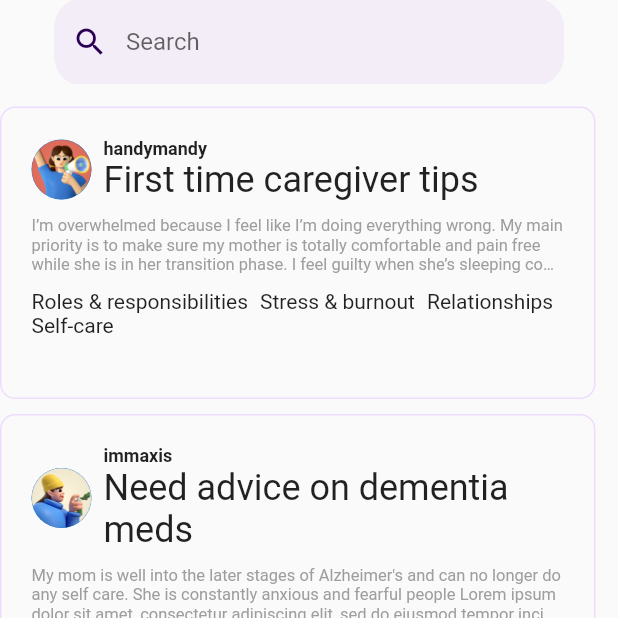
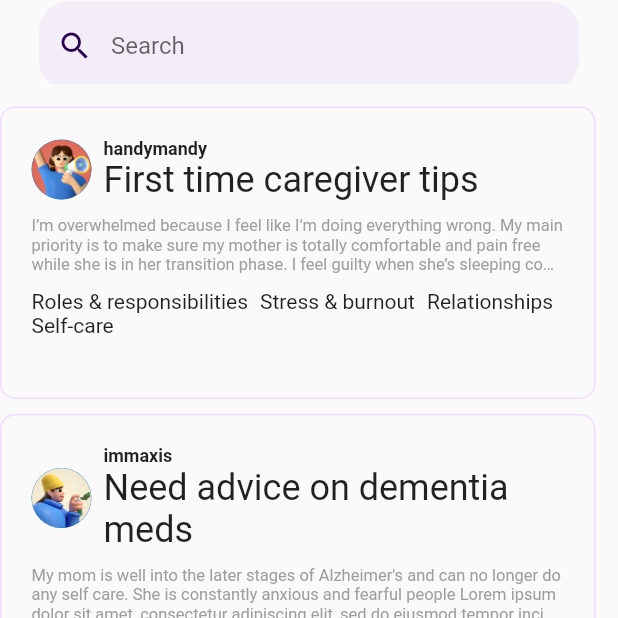
Before and after one commit to anyuzie/anyu_vicky_attempts, a Flutter app: the screen it shows after launch, on a phone screen of 412 x 824 dp, the top half of it. Run offline on Flutter 3.47's test engine with Material 2 defaults, Android fonts, the phone set to English and light mode, and no system bars; our stand-ins replace equatable.

Commit message:
minor changes

```diff
--- a/lib/screens/home_screen.dart
+++ b/lib/screens/home_screen.dart
@@ -24,7 +24,7 @@ class _HomeScreenState extends State<HomeScreen> {
         backgroundColor: Colors.transparent,
         elevation: 0,
         title: Padding(
-          padding: const EdgeInsets.symmetric(horizontal: 20.0), // Adjust horizontal padding
+          padding: const EdgeInsets.fromLTRB(10, 15, 10, 10), // Adjust horizontal padding
           child: TextFormField(
             decoration: InputDecoration(
               hintText: 'Search',
--- a/lib/widgets/widgets.dart
+++ b/lib/widgets/widgets.dart
@@ -3,3 +3,4 @@ export 'search_bar.dart';
 export 'guidestopbar.dart';
 export 'workshopstopbar.dart';
 export 'post_widget.dart';
+export 'custom_tag.dart';
```
